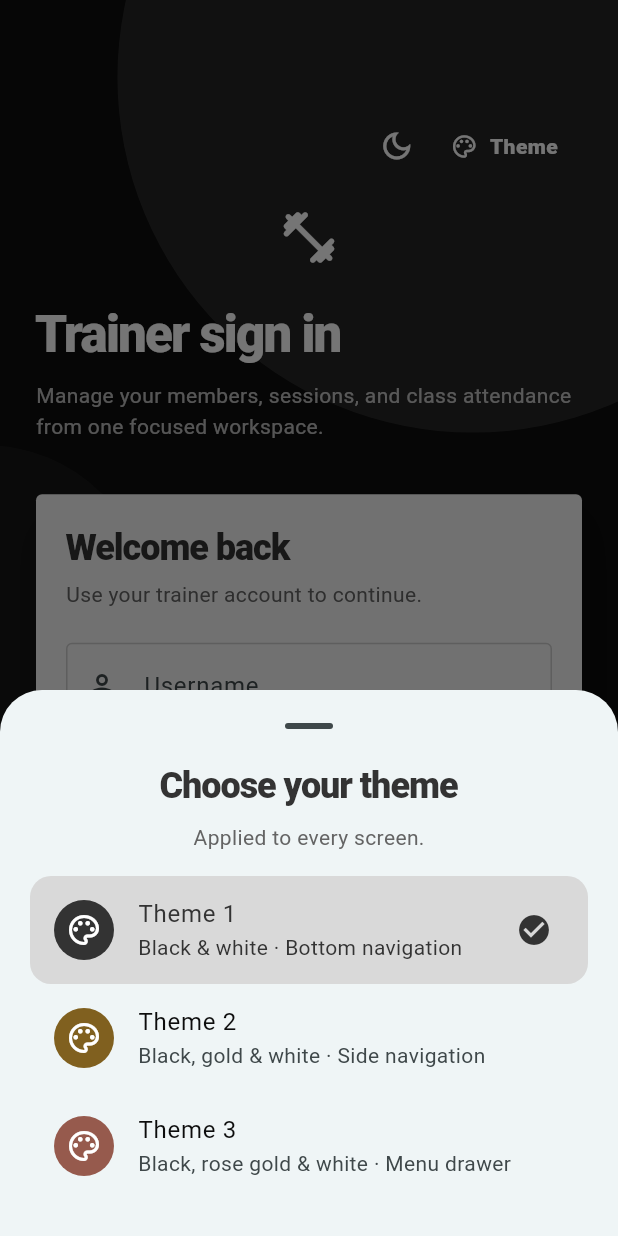
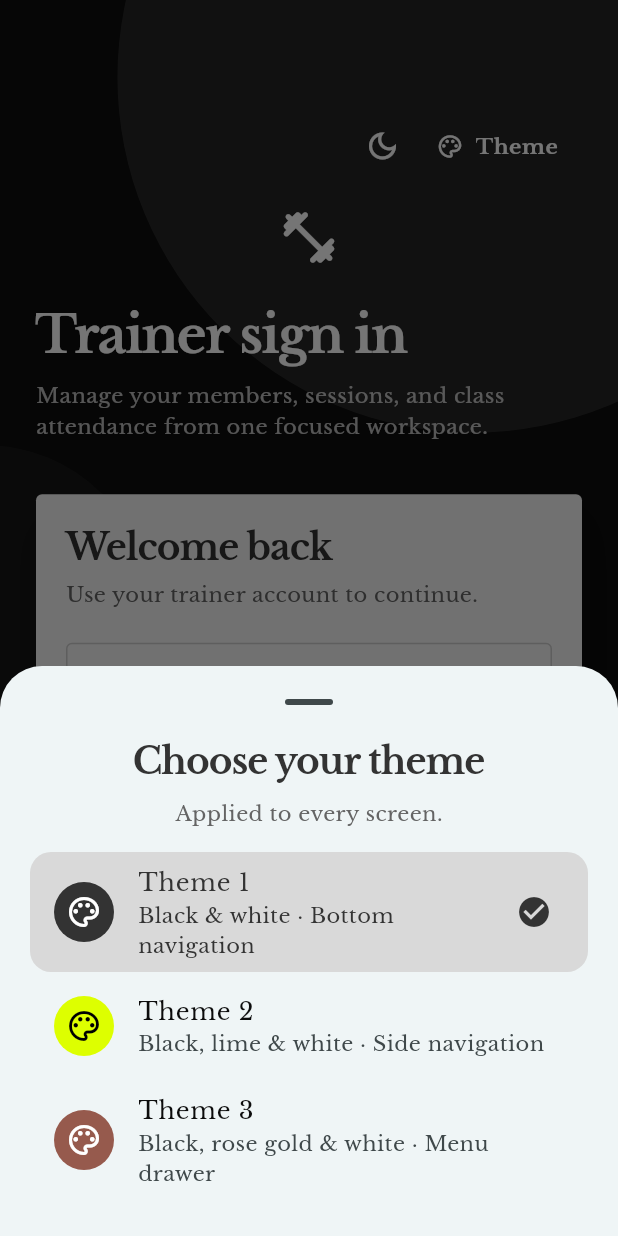
Before and after one commit to Miner-Miner/parami_fitness_trainer, a Flutter app: the screen it shows after launch, after a tap on "Theme", on a phone screen of 412 x 824 dp. Run offline on Flutter 3.47's test engine with Material 3 defaults, Android fonts, the phone set to English and light mode, and no system bars; our stand-ins replace shared_preferences; missing offline and left inert: mobile_scanner.

Commit message:
Added logo on theme and changed font style

```diff
--- a/lib/src/app.dart
+++ b/lib/src/app.dart
@@ -3,6 +3,7 @@
 import 'package:flutter/material.dart';
 
 import 'core/session_store.dart';
+import 'widgets/brand_header.dart';
 import 'theme/app_theme.dart';
 import 'screens/home_shell.dart';
 import 'screens/login_screen.dart';
@@ -114,39 +115,17 @@
               child: Column(
                 mainAxisSize: MainAxisSize.min,
                 children: [
-                  Container(
-                    width: 88,
-                    height: 88,
-                    decoration: BoxDecoration(
-                      color: Colors.white,
-                      borderRadius: BorderRadius.circular(28),
-                    ),
-                    child: Icon(
-                      Icons.fitness_center_rounded,
-                      size: 43,
-                      color: AppPalette.of(context).navy,
-                    ),
-                  ),
-                  SizedBox(height: 25),
-                  Text(
-                    'PARAMI',
-                    style: TextStyle(
-                      color: Colors.white,
-                      fontWeight: FontWeight.w900,
-                      fontSize: 29,
-                      letterSpacing: 6,
-                    ),
-                  ),
+                  const BrandHeader(logoWidth: 240),
                   SizedBox(height: 8),
-                  Text(
-                    'TRAINER CONSOLE',
-                    style: TextStyle(
-                      color: Colors.white.withValues(alpha: 0.72),
-                      fontWeight: FontWeight.w700,
-                      fontSize: 12,
-                      letterSpacing: 2.4,
-                    ),
-                  ),
+                  // Text(
+                  //   'TRAINER CONSOLE',
+                  //   style: TextStyle(
+                  //     color: Colors.white.withValues(alpha: 0.72),
+                  //     fontWeight: FontWeight.w700,
+                  //     fontSize: 12,
+                  //     letterSpacing: 2.4,
+                  //   ),
+                  // ),
                 ],
               ),
             ),
--- a/lib/src/screens/login_screen.dart
+++ b/lib/src/screens/login_screen.dart
@@ -120,7 +120,7 @@
                             color: Colors.white,
                             fontSize: 34,
                             height: 1.05,
-                            fontWeight: FontWeight.w900,
+                            fontWeight: FontWeight.w700,
                             letterSpacing: -1.2,
                           ),
                         ),
--- a/lib/src/screens/member_scanner_page.dart
+++ b/lib/src/screens/member_scanner_page.dart
@@ -142,7 +142,7 @@
                           style: TextStyle(
                             color: Colors.white,
                             fontSize: 18,
-                            fontWeight: FontWeight.w800,
+                            fontWeight: FontWeight.w700,
                           ),
                         ),
                       ),
--- a/lib/src/theme/app_theme.dart
+++ b/lib/src/theme/app_theme.dart
@@ -2,7 +2,7 @@
 
 enum TrainerTheme {
   monochrome('Theme 1', 'Black & white', Color(0xFF333333), Color(0xFFF3F3F3)),
-  gold('Theme 2', 'Black, gold & white', Color(0xFF80601F), Color(0xFFF8F5ED)),
+  gold('Theme 2', 'Black, lime & white', Color(0xFFDDFF00), Color(0xFFF8FAED)),
   roseGold(
     'Theme 3',
     'Black, rose gold & white',
@@ -56,8 +56,13 @@
   Color get line => Color.lerp(mist, navyBright, 0.2)!;
   Color get muted => dark ? const Color(0xFFBBBBBB) : const Color(0xFF646464);
   Color get text => dark ? const Color(0xFFF5F5F5) : ink;
-  Color get foregroundAccent =>
-      dark ? Color.lerp(navyBright, Colors.white, 0.60)! : navyBright;
+  Color get foregroundAccent => variant == TrainerTheme.gold
+      ? (dark ? navyBright : const Color(0xFF596600))
+      : dark
+      ? Color.lerp(navyBright, Colors.white, 0.60)!
+      : navyBright;
+  Color get onAccent =>
+      variant == TrainerTheme.gold ? Colors.black : Colors.white;
   Color get success => navyBright;
   Color get card => Color.lerp(
     dark ? const Color(0xFF242424) : Colors.white,
@@ -87,11 +92,12 @@
   final palette = AppPalette.forTheme(theme, dark: dark);
   return ThemeData(
     useMaterial3: true,
+    fontFamily: 'LibreBaskerville',
     brightness: dark ? Brightness.dark : Brightness.light,
     extensions: [palette],
     appBarTheme: AppBarTheme(
       centerTitle: palette.rounded,
-      backgroundColor: palette.navyBright,
+      backgroundColor: palette.navy,
       foregroundColor: Colors.white,
     ),
     navigationBarTheme: NavigationBarThemeData(
@@ -107,7 +113,7 @@
     navigationRailTheme: NavigationRailThemeData(
       backgroundColor: palette.ink,
       indicatorColor: palette.navyBright,
-      selectedIconTheme: const IconThemeData(color: Colors.white),
+      selectedIconTheme: IconThemeData(color: palette.onAccent),
       unselectedIconTheme: const IconThemeData(color: Colors.white70),
       selectedLabelTextStyle: const TextStyle(color: Colors.white),
       unselectedLabelTextStyle: const TextStyle(color: Colors.white70),
@@ -124,30 +130,33 @@
       primary: palette.foregroundAccent,
       onPrimary: dark ? Colors.black : Colors.white,
       secondary: palette.navyBright,
-      onSecondary: Colors.white,
+      onSecondary: palette.onAccent,
       surface: palette.card,
       onSurface: palette.text,
       outline: palette.line,
     ),
     textTheme: TextTheme(
+      displayLarge: TextStyle(fontWeight: FontWeight.w700),
+      displayMedium: TextStyle(fontWeight: FontWeight.w700),
+      headlineLarge: TextStyle(fontWeight: FontWeight.w700),
+      headlineMedium: TextStyle(fontWeight: FontWeight.w700),
+      titleSmall: TextStyle(fontWeight: FontWeight.w700),
       displaySmall: TextStyle(
         color: palette.foregroundAccent,
-        fontFamily: palette.editorial ? 'serif' : null,
         fontSize: palette.editorial ? 32 : 34,
-        fontWeight: FontWeight.w800,
+        fontWeight: FontWeight.w700,
         letterSpacing: -1.2,
       ),
       headlineSmall: TextStyle(
         color: palette.foregroundAccent,
-        fontFamily: palette.editorial ? 'serif' : null,
         fontSize: 24,
-        fontWeight: FontWeight.w800,
+        fontWeight: FontWeight.w700,
         letterSpacing: -0.7,
       ),
       titleLarge: TextStyle(
         color: palette.foregroundAccent,
         fontSize: 19,
-        fontWeight: FontWeight.w800,
+        fontWeight: FontWeight.w700,
       ),
       titleMedium: TextStyle(
         color: palette.foregroundAccent,
@@ -155,7 +164,7 @@
         fontWeight: FontWeight.w700,
       ),
       bodyMedium: TextStyle(color: palette.muted, fontSize: 14, height: 1.45),
-      labelLarge: TextStyle(fontWeight: FontWeight.w800, letterSpacing: 0.3),
+      labelLarge: TextStyle(fontWeight: FontWeight.w700, letterSpacing: 0.3),
     ),
     inputDecorationTheme: InputDecorationTheme(
       filled: true,
@@ -177,18 +186,18 @@
     filledButtonTheme: FilledButtonThemeData(
       style: FilledButton.styleFrom(
         backgroundColor: palette.navyBright,
-        foregroundColor: Colors.white,
+        foregroundColor: palette.onAccent,
         padding: EdgeInsets.symmetric(horizontal: 20, vertical: 17),
         shape: RoundedRectangleBorder(
           borderRadius: BorderRadius.circular(palette.radius),
         ),
-        textStyle: TextStyle(fontWeight: FontWeight.w800, fontSize: 15),
+        textStyle: TextStyle(fontWeight: FontWeight.w700, fontSize: 15),
       ),
     ),
     snackBarTheme: SnackBarThemeData(
       behavior: SnackBarBehavior.floating,
       backgroundColor: palette.navyBright,
-      contentTextStyle: TextStyle(color: Colors.white),
+      contentTextStyle: TextStyle(color: palette.onAccent),
       shape: RoundedRectangleBorder(borderRadius: BorderRadius.circular(14)),
     ),
   );
--- a/lib/src/theme/theme_picker.dart
+++ b/lib/src/theme/theme_picker.dart
@@ -38,9 +38,9 @@
                     selected: sessionStore.theme == theme,
                     leading: CircleAvatar(
                       backgroundColor: theme.accent,
-                      child: const Icon(
+                      child: Icon(
                         Icons.palette_outlined,
-                        color: Colors.white,
+                        color: AppPalette.forTheme(theme).onAccent,
                       ),
                     ),
                     title: Text(theme.label),
--- /dev/null
+++ b/lib/src/widgets/brand_header.dart
@@ -0,0 +1,73 @@
+import 'dart:async';
+
+import 'package:flutter/material.dart';
+
+class BrandHeader extends StatefulWidget {
+  const BrandHeader({super.key, this.logoWidth = 160});
+
+  final double logoWidth;
+
+  @override
+  State<BrandHeader> createState() => _BrandHeaderState();
+}
+
+class _BrandHeaderState extends State<BrandHeader> {
+  DateTime _now = DateTime.now();
+  late final Timer _timer;
+
+  @override
+  void initState() {
+    super.initState();
+    _timer = Timer.periodic(const Duration(seconds: 1), (_) {
+      final now = DateTime.now();
+      if (now.year != _now.year ||
+          now.month != _now.month ||
+          now.day != _now.day ||
+          now.hour != _now.hour ||
+          now.minute != _now.minute) {
+        setState(() => _now = now);
+      }
+    });
+  }
+
+  @override
+  void dispose() {
+    _timer.cancel();
+    super.dispose();
+  }
+
+  @override
+  Widget build(BuildContext context) {
+    const days = ['Mon', 'Tue', 'Wed', 'Thu', 'Fri', 'Sat', 'Sun'];
+    String pad(int value) => value.toString().padLeft(2, '0');
+    final timestamp =
+        '${pad(_now.hour)}:${pad(_now.minute)} '
+        '${days[_now.weekday - 1]} ${pad(_now.day)} ${pad(_now.month)}';
+    return FittedBox(
+      fit: BoxFit.scaleDown,
+      child: Column(
+        mainAxisSize: MainAxisSize.min,
+        children: [
+          Text(
+            timestamp,
+            style: const TextStyle(fontSize: 12, color: Colors.white),
+          ),
+          const SizedBox(height: 4),
+          // Hide the source image's transparent vertical margins.
+          ClipRect(
+            child: Align(
+              heightFactor: 0.4,
+              child: Image.asset(
+                'assets/branding/parami_fitness_logo-removebg.png',
+                width: widget.logoWidth,
+                height: widget.logoWidth,
+                fit: BoxFit.contain,
+                semanticLabel: 'Parami Fitness',
+              ),
+            ),
+          ),
+        ],
+      ),
+    );
+  }
+}
```
Also changed, not shown: assets/fonts/OFL.txt (added, +93 -0 lines), lib/src/screens/home_shell.dart (+21 -21 lines), pubspec.yaml (+27 -0 lines), assets/branding/parami_fitness_logo-removebg.png (added), assets/fonts/LibreBaskerville-Bold.ttf (added), assets/fonts/LibreBaskerville-BoldItalic.ttf (added), assets/fonts/LibreBaskerville-Italic.ttf (added), assets/fonts/LibreBaskerville-Medium.ttf (added), assets/fonts/LibreBaskerville-MediumItalic.ttf (added), assets/fonts/LibreBaskerville-Regular.ttf (added), assets/fonts/LibreBaskerville-SemiBold.ttf (added), assets/fonts/LibreBaskerville-SemiBoldItalic.ttf (added), 2 other files.
